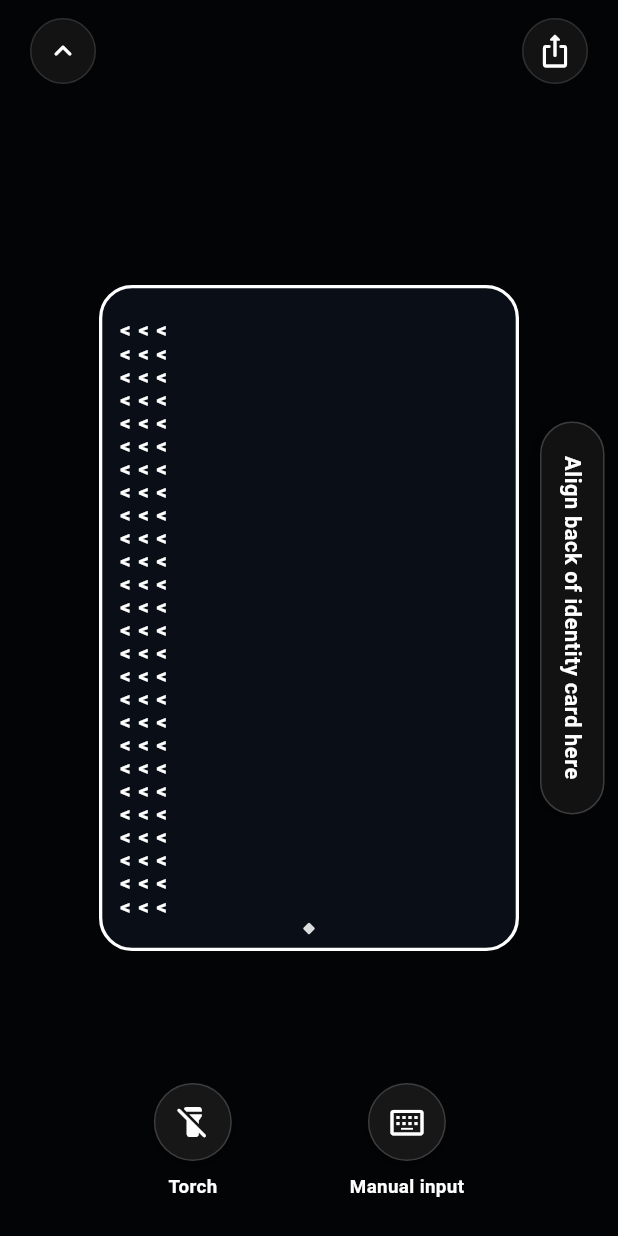
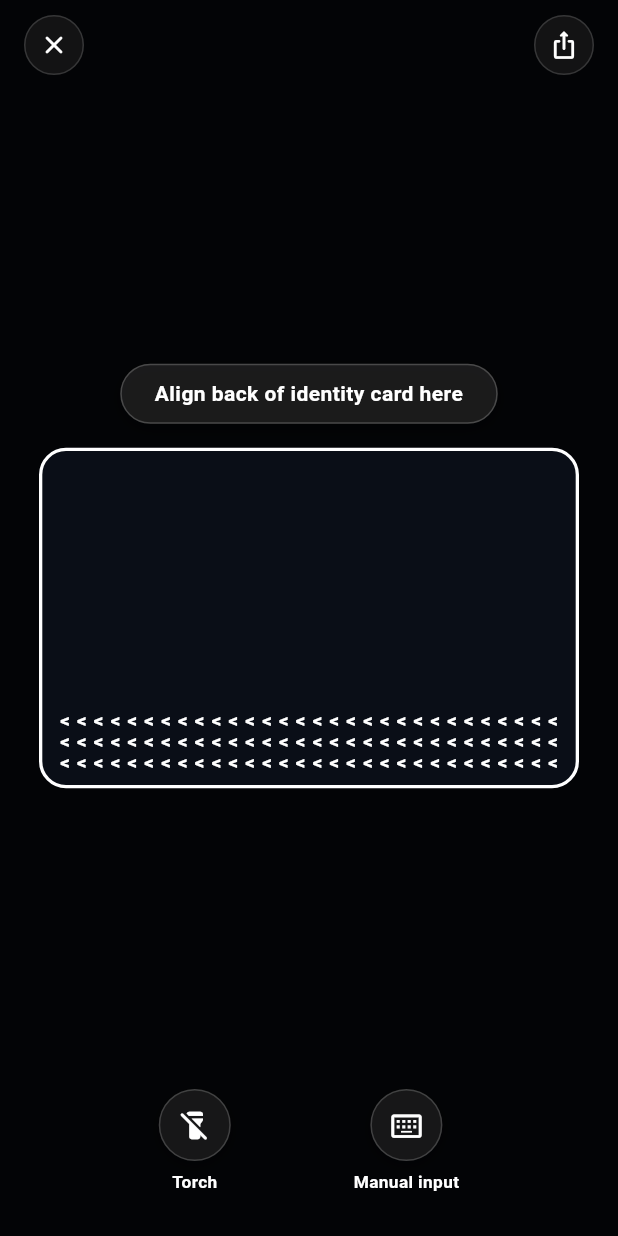
Before and after one commit to imadradhi/NI-Reader, a Flutter app: the HudOverlay widget shown alone on an empty page, opened directly with empty values, on a phone screen of 412 x 824 dp. Run offline on Flutter 3.47's test engine with Material 3 defaults, Android fonts, the phone set to English and light mode, and no system bars; our stand-ins replace camera, dio, google_fonts, image_picker, permission_handler; missing offline and left inert: flutter_nfc_kit, google_mlkit_text_recognition; Roboto replaces fonts that are missing (Cairo).

Commit message:
fix(ui): align card dimensions horizontally to match real ID card with 3 horizontal rows of >>>> at the bottom

```diff
--- a/flutter_ni_reader/lib/views/widgets/hud_overlay.dart
+++ b/flutter_ni_reader/lib/views/widgets/hud_overlay.dart
@@ -1,7 +1,7 @@
 import 'dart:math' as math;
 import 'package:flutter/material.dart';
 
-/// Accurate, high-precision HUD overlay matching standard ICAO / ReadID MRZ Scanner interface
+/// Accurate, high-precision HUD overlay matching horizontal standard ID-1 card (85.60mm x 53.98mm)
 class HudOverlay extends StatelessWidget {
   final String title;
   final String hint;
@@ -35,18 +35,11 @@ class HudOverlay extends StatelessWidget {
     final size = MediaQuery.of(context).size;
     final isLandscape = size.width > size.height;
 
-    // Standard ID-1 Card Aspect Ratio (85.60mm x 53.98mm = ~1.5858)
-    final double cardWidth;
-    final double cardHeight;
-
-    if (isLandscape) {
-      cardHeight = size.height * 0.78;
-      cardWidth = cardHeight * (85.60 / 53.98);
-    } else {
-      // Portrait orientation (card is vertical)
-      cardWidth = math.min(size.width * 0.68, 280.0);
-      cardHeight = cardWidth * (85.60 / 53.98);
-    }
+    // Standard ID-1 Horizontal Card Aspect Ratio (85.60mm / 53.98mm = ~1.5858)
+    final double cardWidth = isLandscape
+        ? math.min(size.width * 0.62, 480.0)
+        : math.min(size.width * 0.90, 360.0);
+    final double cardHeight = cardWidth / (85.60 / 53.98);
 
     final bool isCountingDown = countdownSeconds > 0;
 
@@ -73,7 +66,7 @@ class HudOverlay extends StatelessWidget {
                   height: cardHeight,
                   decoration: BoxDecoration(
                     color: Colors.white,
-                    borderRadius: BorderRadius.circular(22),
+                    borderRadius: BorderRadius.circular(18),
                   ),
                 ),
               ),
@@ -81,17 +74,55 @@ class HudOverlay extends StatelessWidget {
           ),
         ),
 
-        // 2. Crisp White/Green Rounded Rectangle Border Frame & Internal Guides
+        // 2. Top Instruction Pill Badge ("Align back of identity card here")
+        Positioned(
+          top: math.max((size.height - cardHeight) / 2 - 56, 40),
+          left: 0,
+          right: 0,
+          child: Center(
+            child: Container(
+              padding: const EdgeInsets.symmetric(horizontal: 22, vertical: 9),
+              decoration: BoxDecoration(
+                color: isCountingDown ? const Color(0xE60F2A1D) : const Color(0xE61E1E1E),
+                borderRadius: BorderRadius.circular(100),
+                border: Border.all(
+                  color: isCountingDown ? const Color(0xFF10B981) : Colors.white.withOpacity(0.2),
+                  width: 1,
+                ),
+                boxShadow: [
+                  BoxShadow(
+                    color: Colors.black.withOpacity(0.4),
+                    blurRadius: 10,
+                    offset: const Offset(0, 3),
+                  ),
+                ],
+              ),
+              child: Text(
+                isBackScanning
+                    ? "Align back of identity card here"
+                    : "Align front of identity card here",
+                style: TextStyle(
+                  color: isCountingDown ? const Color(0xFF10B981) : Colors.white,
+                  fontSize: 14,
+                  fontWeight: FontWeight.w700,
+                  letterSpacing: 0.3,
+                ),
+              ),
+            ),
+          ),
+        ),
+
+        // 3. Crisp White/Green Rounded Rectangle Border Frame & Internal Guides
         Center(
           child: SizedBox(
             width: cardWidth,
             height: cardHeight,
             child: Stack(
               children: [
-                // Solid Border (Turns vibrant emerald green when locked & counting down)
+                // Solid Border (Turns emerald green with glow when locked & counting down)
                 Container(
                   decoration: BoxDecoration(
-                    borderRadius: BorderRadius.circular(22),
+                    borderRadius: BorderRadius.circular(18),
                     border: Border.all(
                       color: isCountingDown ? const Color(0xFF10B981) : Colors.white,
                       width: isCountingDown ? 3.0 : 2.2,
@@ -99,7 +130,7 @@ class HudOverlay extends StatelessWidget {
                     boxShadow: isCountingDown
                         ? [
                             BoxShadow(
-                              color: const Color(0xFF10B981).withOpacity(0.6),
+                              color: const Color(0xFF10B981).withOpacity(0.65),
                               blurRadius: 20,
                               spreadRadius: 2,
                             ),
@@ -108,41 +139,21 @@ class HudOverlay extends StatelessWidget {
                   ),
                 ),
 
-                // 3-Row MRZ Guide Lines with `>` Symbol (Left side of card in portrait)
+                // 3 Horizontal Rows of MRZ Guide Symbols `>>>>` positioned at the bottom of the card
                 if (isBackScanning)
                   Positioned(
+                    bottom: 12,
                     left: 14,
-                    top: 24,
-                    bottom: 24,
-                    child: Row(
+                    right: 14,
+                    child: Column(
                       mainAxisSize: MainAxisSize.min,
                       children: [
-                        _buildChevronColumn(),
-                        const SizedBox(width: 5),
-                        _buildChevronColumn(),
-                        const SizedBox(width: 5),
-                        _buildChevronColumn(),
+                        _buildHorizontalChevronRow(),
+                        const SizedBox(height: 3),
+                        _buildHorizontalChevronRow(),
+                        const SizedBox(height: 3),
+                        _buildHorizontalChevronRow(),
                       ],
-                    ),
-                  ),
-
-                // Small diamond marker at bottom center of the card
-                Positioned(
-                  bottom: 12,
-                  left: 0,
-                  right: 0,
-                  child: Center(
-                    child: Transform.rotate(
-                      angle: math.pi / 4,
-                      child: Container(
-                        width: 6,
-                        height: 6,
-                        decoration: BoxDecoration(
-                          color: isCountingDown ? const Color(0xFF10B981) : Colors.white.withOpacity(0.85),
-                          borderRadius: BorderRadius.circular(1),
-                        ),
-                      ),
-                    ),
                     ),
                   ),
 
@@ -150,7 +161,7 @@ class HudOverlay extends StatelessWidget {
                 if (isCountingDown)
                   Center(
                     child: Container(
-                      padding: const EdgeInsets.symmetric(horizontal: 18, vertical: 12),
+                      padding: const EdgeInsets.symmetric(horizontal: 20, vertical: 12),
                       decoration: BoxDecoration(
                         color: Colors.black.withOpacity(0.85),
                         borderRadius: BorderRadius.circular(16),
@@ -169,8 +180,8 @@ class HudOverlay extends StatelessWidget {
                             alignment: Alignment.center,
                             children: [
                               SizedBox(
-                                width: 48,
-                                height: 48,
+                                width: 46,
+                                height: 46,
                                 child: CircularProgressIndicator(
                                   value: stabilityProgress,
                                   strokeWidth: 4,
@@ -188,7 +199,7 @@ class HudOverlay extends StatelessWidget {
                               ),
                             ],
                           ),
-                          const SizedBox(height: 8),
+                          const SizedBox(height: 6),
                           const Text(
                             "ثبّت البطاقة...",
                             style: TextStyle(
@@ -202,51 +213,9 @@ class HudOverlay extends StatelessWidget {
                     ),
                   ),
 
-                // Subtle vertical scanning laser bar during auto-detection
+                // Scanning laser bar
                 if (isAutoCapturing && !isCountingDown) const _LiveScanBar(),
               ],
-            ),
-          ),
-        ),
-
-        // 3. Side Instruction Pill Badge ("Align back of identity card here")
-        if (!isLandscape)
-          Positioned(
-            right: (size.width - cardWidth) / 4 - 24,
-            top: 0,
-            bottom: 0,
-            child: Center(
-              child: RotatedBox(
-                quarterTurns: 1,
-                child: Container(
-                  padding: const EdgeInsets.symmetric(horizontal: 22, vertical: 10),
-                  decoration: BoxDecoration(
-                    color: isCountingDown ? const Color(0xE60F2A1D) : const Color(0xE6141414),
-                    borderRadius: BorderRadius.circular(100),
-                    border: Border.all(
-                      color: isCountingDown ? const Color(0xFF10B981) : Colors.white.withOpacity(0.18),
-                      width: 1,
-                    ),
-                    boxShadow: [
-                      BoxShadow(
-                        color: Colors.black.withOpacity(0.4),
-                        blurRadius: 12,
-                        offset: const Offset(0, 4),
-                      ),
-                    ],
-                  ),
-                  child: Text(
-                    isBackScanning
-                        ? "Align back of identity card here"
-                        : "Align front of identity card here",
-                    style: TextStyle(
-                      color: isCountingDown ? const Color(0xFF10B981) : Colors.white,
-                      fontSize: 14.5,
-                      fontWeight: FontWeight.w600,
-                      letterSpacing: 0.4,
-                    ),
-                  ),
-                ),
             ),
           ),
         ),
@@ -254,7 +223,7 @@ class HudOverlay extends StatelessWidget {
         // 4. Top Action Buttons (Share & Dismiss)
         SafeArea(
           child: Padding(
-            padding: const EdgeInsets.symmetric(horizontal: 20, vertical: 12),
+            padding: const EdgeInsets.symmetric(horizontal: 16, vertical: 10),
             child: Row(
               mainAxisAlignment: MainAxisAlignment.spaceBetween,
               children: [
@@ -263,7 +232,7 @@ class HudOverlay extends StatelessWidget {
                   onTap: onShare ?? () {},
                 ),
                 _buildCircularButton(
-                  icon: Icons.keyboard_arrow_up_rounded,
+                  icon: Icons.close_rounded,
                   onTap: onClose ?? () => Navigator.of(context).maybePop(),
                 ),
               ],
@@ -271,25 +240,44 @@ class HudOverlay extends StatelessWidget {
           ),
         ),
 
-        // 5. Bottom Action Controls (Manual Input & Torch & Auto-capture indicator)
+        // 5. Action Controls (Manual Input & Torch)
         SafeArea(
           child: Align(
-            alignment: Alignment.bottomCenter,
+            alignment: isLandscape ? Alignment.centerRight : Alignment.bottomCenter,
             child: Padding(
-              padding: const EdgeInsets.only(bottom: 24, left: 24, right: 24),
-              child: Row(
-                mainAxisAlignment: MainAxisAlignment.spaceEvenly,
-                crossAxisAlignment: CrossAxisAlignment.end,
+              padding: isLandscape
+                  ? const EdgeInsets.only(right: 20)
+                  : const EdgeInsets.only(bottom: 28, left: 24, right: 24),
+              child: isLandscape
+                  ? Column(
+                      mainAxisSize: MainAxisSize.min,
                       children: [
-                  // Manual Input Button
                         _buildBottomActionButton(
                           icon: Icons.keyboard_alt_outlined,
                           label: "Manual input",
                           subLabel: "إدخال يدوي",
                           onTap: onManualInput,
                         ),
-
-                  // Torch Flash Toggle Button
+                        const SizedBox(height: 20),
+                        _buildBottomActionButton(
+                          icon: isTorchOn ? Icons.flashlight_on_rounded : Icons.flashlight_off_rounded,
+                          label: "Torch",
+                          subLabel: isTorchOn ? "مفعل" : "الفلاش",
+                          iconColor: isTorchOn ? const Color(0xFFFFD700) : Colors.white,
+                          onTap: onToggleTorch,
+                        ),
+                      ],
+                    )
+                  : Row(
+                      mainAxisAlignment: MainAxisAlignment.spaceEvenly,
+                      crossAxisAlignment: CrossAxisAlignment.end,
+                      children: [
+                        _buildBottomActionButton(
+                          icon: Icons.keyboard_alt_outlined,
+                          label: "Manual input",
+                          subLabel: "إدخال يدوي",
+                          onTap: onManualInput,
+                        ),
                         _buildBottomActionButton(
                           icon: isTorchOn ? Icons.flashlight_on_rounded : Icons.flashlight_off_rounded,
                           label: "Torch",
@@ -306,18 +294,18 @@ class HudOverlay extends StatelessWidget {
     );
   }
 
-  /// Builds a single vertical column of chevron guide symbols `>`
-  Widget _buildChevronColumn() {
-    return Column(
+  /// Builds a single horizontal row of chevron guide symbols `> > > > > > > > > > > > > > > > > > > > > > > > > > > > > >`
+  Widget _buildHorizontalChevronRow() {
+    return Row(
       mainAxisAlignment: MainAxisAlignment.spaceBetween,
       children: List.generate(
-        26,
+        30,
         (index) => const Text(
           ">",
           style: TextStyle(
             color: Colors.white,
-            fontSize: 13.5,
-            fontWeight: FontWeight.w800,
+            fontSize: 12.5,
+            fontWeight: FontWeight.w900,
             height: 0.9,
           ),
         ),
@@ -332,14 +320,14 @@ class HudOverlay extends StatelessWidget {
     return GestureDetector(
       onTap: onTap,
       child: Container(
-        width: 44,
-        height: 44,
+        width: 40,
+        height: 40,
         decoration: BoxDecoration(
           color: const Color(0x80222222),
           shape: BoxShape.circle,
-          border: Border.all(color: Colors.white.withOpacity(0.12), width: 1),
+          border: Border.all(color: Colors.white.withOpacity(0.15), width: 1),
         ),
-        child: Icon(icon, color: Colors.white, size: 24),
+        child: Icon(icon, color: Colors.white, size: 20),
       ),
     );
   }
@@ -357,12 +345,12 @@ class HudOverlay extends StatelessWidget {
         mainAxisSize: MainAxisSize.min,
         children: [
           Container(
-            width: 52,
-            height: 52,
+            width: 48,
+            height: 48,
             decoration: BoxDecoration(
               color: const Color(0x99252525),
               shape: BoxShape.circle,
-              border: Border.all(color: Colors.white.withOpacity(0.16), width: 1),
+              border: Border.all(color: Colors.white.withOpacity(0.18), width: 1),
               boxShadow: [
                 BoxShadow(
                   color: Colors.black.withOpacity(0.35),
@@ -371,14 +359,14 @@ class HudOverlay extends StatelessWidget {
                 ),
               ],
             ),
-            child: Icon(icon, color: iconColor, size: 24),
+            child: Icon(icon, color: iconColor, size: 22),
           ),
-          const SizedBox(height: 8),
+          const SizedBox(height: 6),
           Text(
             label,
             style: const TextStyle(
               color: Colors.white,
-              fontSize: 12.5,
+              fontSize: 11.5,
               fontWeight: FontWeight.w600,
             ),
           ),
@@ -419,14 +407,12 @@ class _LiveScanBarState extends State<_LiveScanBar> with SingleTickerProviderSta
       animation: _controller,
       builder: (context, child) {
         return Align(
-          alignment: Alignment((_controller.value * 2) - 1, 0),
+          alignment: Alignment(0, (_controller.value * 2) - 1),
           child: Container(
-            width: 2.5,
-            margin: const EdgeInsets.symmetric(vertical: 12),
+            height: 2.5,
+            margin: const EdgeInsets.symmetric(horizontal: 14),
             decoration: BoxDecoration(
               gradient: LinearGradient(
-                begin: Alignment.topCenter,
-                end: Alignment.bottomCenter,
                 colors: [
                   const Color(0xFF10B981).withOpacity(0.0),
                   const Color(0xFF10B981),
```
Lines whose indentation alone changed are shown as unchanged.
